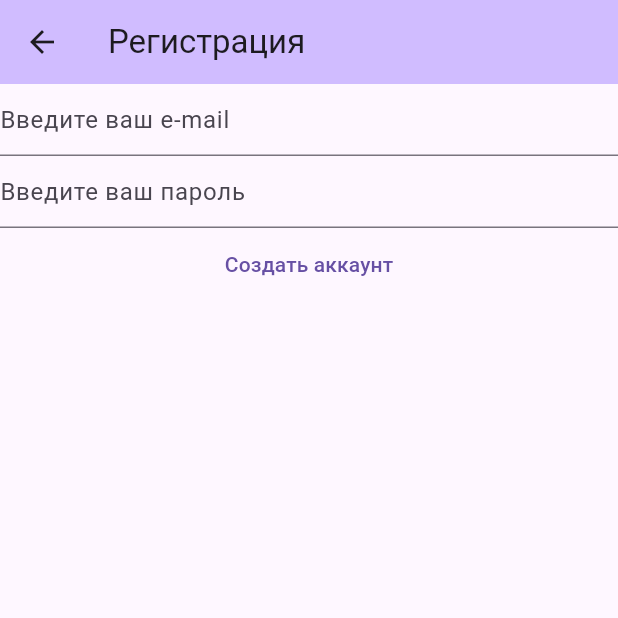
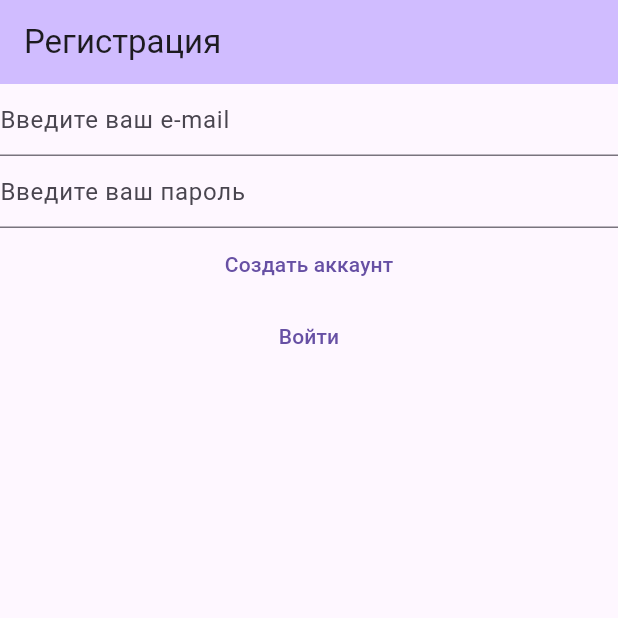
Before and after one commit to vlaadoo/car-journal, a Flutter app: the RegisterView screen opened directly, on a phone screen of 412 x 824 dp, the top half of it. Run offline on Flutter 3.47's test engine with Material 3 defaults, Android fonts, the phone set to English and light mode, and no system bars; our stand-ins replace firebase_auth, firebase_core; accounts and stored records are empty; generated files the repository leaves out were written again.

```diff
--- a/lib/pages/register_view.dart
+++ b/lib/pages/register_view.dart
@@ -1,7 +1,5 @@
-import 'package:firebase_core/firebase_core.dart';
 import 'package:flutter/material.dart';
 import 'package:firebase_auth/firebase_auth.dart';
-import '/firebase_options.dart';
 
 class RegisterView extends StatefulWidget {
   const RegisterView({Key? key}) : super(key: key);
@@ -35,29 +33,20 @@
           backgroundColor: Theme.of(context).colorScheme.inversePrimary,
           title: const Text("Регистрация"),
         ),
-        body: FutureBuilder(
-          future: Firebase.initializeApp(
-            options: DefaultFirebaseOptions.currentPlatform,
-          ),
-          builder: (context, snapshot) {
-            switch (snapshot.connectionState) {
-              case ConnectionState.done:
-                return Column(children: [
+        body: Column(children: [
           TextField(
             controller: _email,
             enableSuggestions: false,
             autocorrect: false,
             keyboardType: TextInputType.emailAddress,
-                    decoration:
-                        const InputDecoration(hintText: "Введите ваш e-mail"),
+            decoration: const InputDecoration(hintText: "Введите ваш e-mail"),
           ),
           TextField(
             controller: _password,
             obscureText: true,
             enableSuggestions: false,
             autocorrect: false,
-                    decoration:
-                        const InputDecoration(hintText: "Введите ваш пароль"),
+            decoration: const InputDecoration(hintText: "Введите ваш пароль"),
           ),
           TextButton(
             onPressed: () async {
@@ -71,11 +60,12 @@
             },
             child: const Text("Создать аккаунт"),
           ),
-                ]);
-              default:
-                return const Text("Loading...");
-            }
+          TextButton(
+              onPressed: () {
+                Navigator.of(context)
+                    .pushNamedAndRemoveUntil('/login/', (route) => false);
               },
-        ));
+              child: const Text("Войти"))
+        ]));
   }
 }
```
Also changed, not shown: lib/main.dart (+17 -17 lines), lib/pages/home_view.dart (renamed from lib/pages/homepage.dart, +4 -10 lines), lib/pages/login_view.dart (+13 -23 lines), lib/pages/verify_email_view.dart (added, +32 -0 lines), 1 other file. Lines whose indentation alone changed are shown as unchanged.
